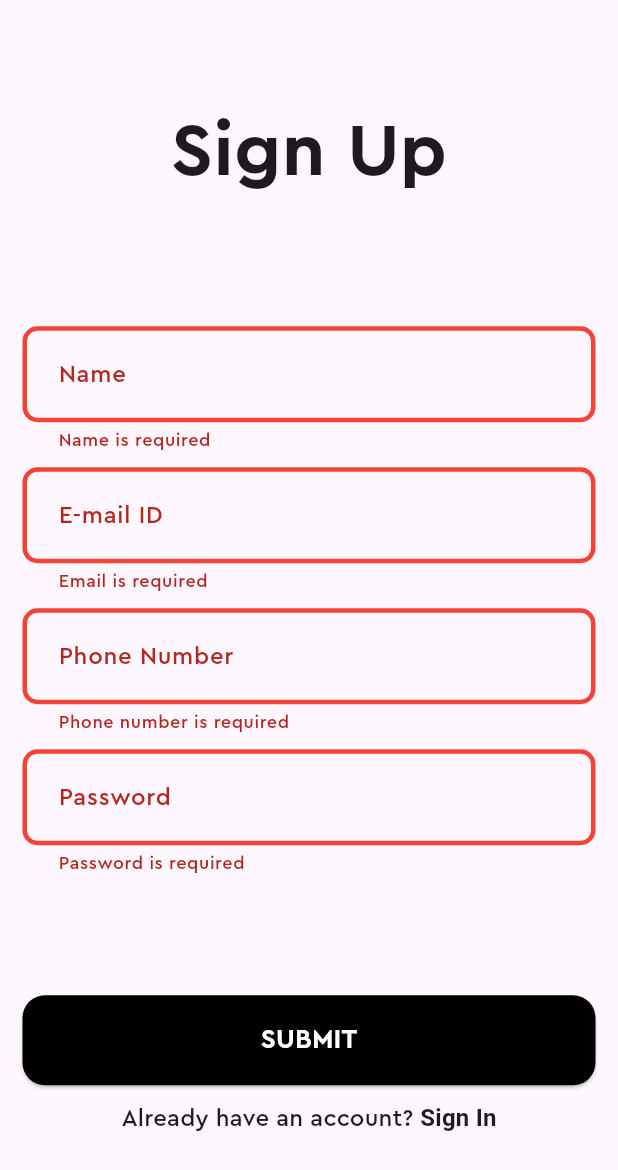
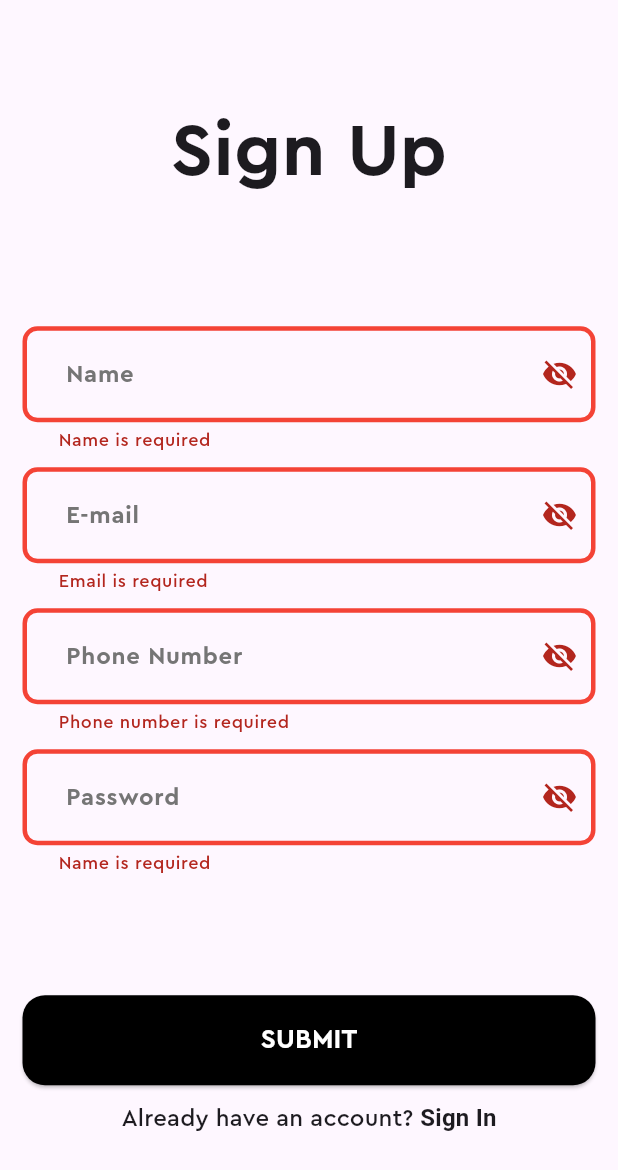
Before and after one commit to POISON-CODES/Final-Project, a Flutter app: the screen it shows after launch, after a tap on "SUBMIT", on a phone screen of 412 x 824 dp. Shown: the top 1170 px of the screen. Run offline on Flutter 3.47's test engine with Material 3 defaults, Android fonts, the phone set to English and light mode, and no system bars; our stand-ins replace appwrite, flutter_bloc, flutter_speed_dial, google_nav_bar; network calls fail.

Commit message:
Working on Configuration create page, Completed custom form field

```diff
--- a/mainapp/lib/custom/widgets/floating_action_button.dart
+++ b/mainapp/lib/custom/widgets/floating_action_button.dart
@@ -5,6 +5,8 @@ SpeedDial customFloatingActionButton({
   required BuildContext context,
   required List<CustomFABChild> children,
   required IconData mainIcon,
+  void Function()? onPress
+
 }) {
   return SpeedDial(
     spaceBetweenChildren: 10,
--- a/mainapp/lib/custom/widgets/generic_form_field.dart
+++ b/mainapp/lib/custom/widgets/generic_form_field.dart
@@ -0,0 +1,62 @@
+import 'package:flutter/material.dart';
+
+class CustomFormField extends StatefulWidget {
+  final TextEditingController courseController;
+  final bool obscureText;
+  final TextInputType textInputType;
+  final String labelText;
+  final String? Function(String?)? validator;
+
+  const CustomFormField({
+    super.key,
+    this.obscureText = false,
+    this.textInputType = TextInputType.text,
+    required this.courseController,
+    required this.labelText,
+    this.validator,
+  });
+
+  @override
+  State<CustomFormField> createState() => _CustomFormFieldState();
+}
+
+class _CustomFormFieldState extends State<CustomFormField> {
+  late bool _obscureText;
+
+  @override
+  void initState() {
+    super.initState();
+    _obscureText = widget.obscureText;
+  }
+
+  @override
+  Widget build(BuildContext context) {
+    return TextFormField(
+      validator: widget.validator,
+      keyboardAppearance: Brightness.dark,
+      obscuringCharacter: '*',
+      keyboardType: widget.textInputType,
+      controller: widget.courseController,
+      onTapOutside: (_) => FocusScope.of(context).unfocus(),
+      obscureText: _obscureText,
+      decoration: InputDecoration(
+        suffixIcon: IconButton(
+          onPressed: () {
+            setState(() {
+              _obscureText = !_obscureText;
+            });
+          },
+          icon: Icon(
+            _obscureText ? Icons.visibility : Icons.visibility_off,
+          ),
+        ),
+        label: Text(" ${widget.labelText} "),
+        labelStyle: TextStyle(
+          fontWeight: FontWeight.bold,
+          color: Colors.grey.shade600,
+        ),
+        border: const OutlineInputBorder(),
+      ),
+    );
+  }
+}
--- a/mainapp/lib/features/auth/pages/sign_up.dart
+++ b/mainapp/lib/features/auth/pages/sign_up.dart
@@ -1,6 +1,7 @@
 import 'package:flutter/material.dart';
 import 'package:flutter_bloc/flutter_bloc.dart';
 import 'package:mainapp/core/utils/validators.dart';
+import 'package:mainapp/custom/widgets/generic_form_field.dart';
 import 'package:mainapp/features/auth/cubit/auth_cubit.dart';
 import 'package:mainapp/features/auth/pages/log_in.dart';
 
@@ -81,37 +82,36 @@ class _SignUpPageState extends State<SignUpPage> {
                     ),
                   ),
                   const SizedBox(height: 80),
-                  TextFormField(
-                    controller: nameController,
+                  CustomFormField(
+                    courseController: nameController,
+                    obscureText: false,
+                    textInputType: TextInputType.text,
+                    labelText: 'Name',
                     validator: nameValidator,
-                    decoration: InputDecoration(
-                      label: Text("Name"),
-                    ),
                   ),
                   SizedBox(height: 10),
-                  TextFormField(
-                    controller: emailController,
+                  CustomFormField(
+                    courseController: nameController,
+                    obscureText: false,
+                    textInputType: TextInputType.emailAddress,
+                    labelText: 'E-mail',
                     validator: emailValidator,
-                    decoration: InputDecoration(
-                      label: Text("E-mail ID"),
-                    ),
                   ),
                   SizedBox(height: 10),
-                  TextFormField(
-                    controller: phoneController,
+                  CustomFormField(
+                    courseController: nameController,
+                    obscureText: false,
+                    textInputType: TextInputType.phone,
+                    labelText: 'Phone Number',
                     validator: phoneValidator,
-                    decoration: InputDecoration(
-                      label: Text("Phone Number"),
-                    ),
                   ),
                   SizedBox(height: 10),
-                  TextFormField(
-                    controller: passwordController,
-                    obscureText: true,
-                    validator: passwordValidator,
-                    decoration: InputDecoration(
-                      label: Text("Password"),
-                    ),
+                  CustomFormField(
+                    courseController: nameController,
+                    obscureText: false,
+                    textInputType: TextInputType.text,
+                    labelText: 'Password',
+                    validator: nameValidator,
                   ),
                   SizedBox(height: 80),
                   ElevatedButton(
--- a/mainapp/lib/models/user_model.dart
+++ b/mainapp/lib/models/user_model.dart
@@ -47,7 +47,6 @@ class UserModel {
 
   Map<String, dynamic> toMap() {
     return {
-      'id': id,
       'name': name,
       'email': email,
       'phoneNumber': phoneNumber,
```
Also changed, not shown: mainapp/lib/constants/appwrite.dart (+7 -1 lines), mainapp/lib/features/auth/repositories/auth_remote_repository.dart (+16 -2 lines), mainapp/lib/features/companies/pages/create_new_company.dart (+8 -2 lines), mainapp/lib/features/configurations/pages/change_configuration.dart (+27 -1 lines), mainapp/lib/features/configurations/pages/create_configuration.dart (added, +89 -0 lines), mainapp/lib/models/configuration_model.dart (+9 -9 lines).
